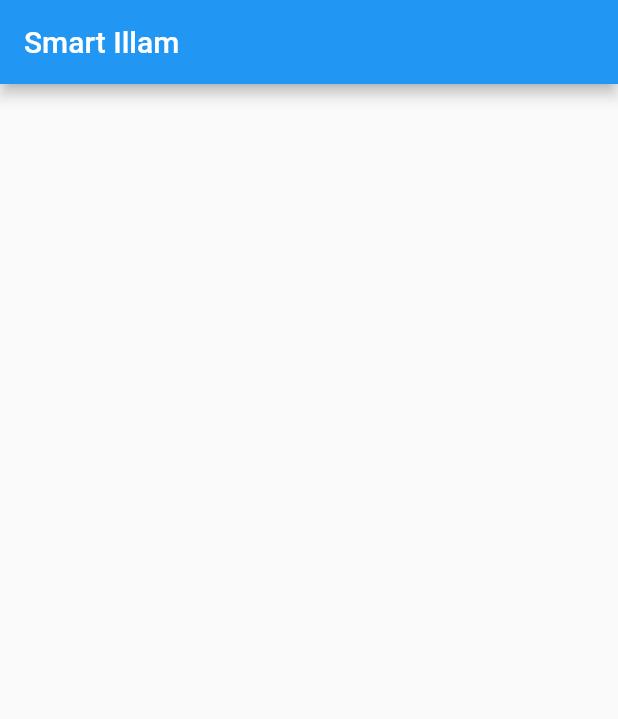
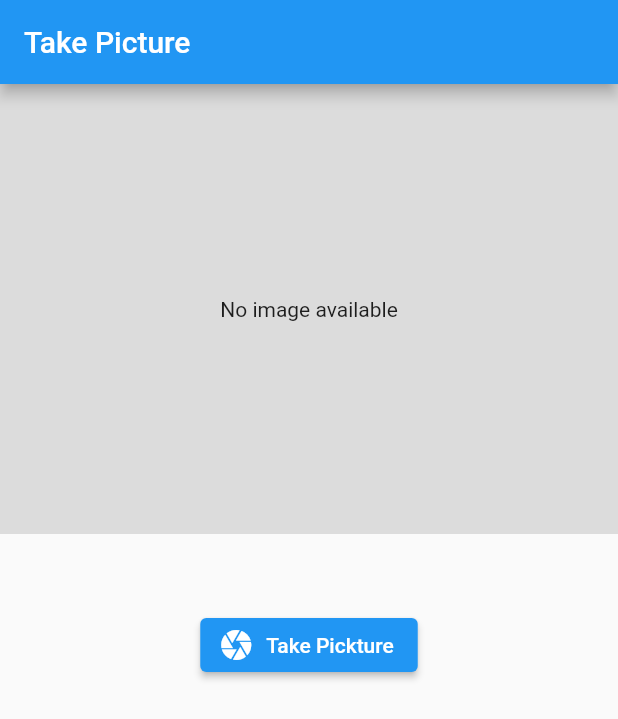
Before and after one commit to Aravindh1505/Flutter-Core, a Flutter app: the screen it shows after launch, on a phone screen of 412 x 824 dp. Shown: the top 719 px of the screen. Run offline on Flutter 3.47's test engine with Material 2 defaults, Android fonts, the phone set to English and light mode, and no system bars; our stand-ins replace image_picker.

Commit message:
Added camera access library to capture and pick the image from gallery

```diff
--- /dev/null
+++ b/lib/camera_access.dart
@@ -0,0 +1,63 @@
+import 'dart:io';
+
+import 'package:flutter/material.dart';
+import 'package:image_picker/image_picker.dart';
+
+class CameraAccess extends StatefulWidget {
+  const CameraAccess({Key? key}) : super(key: key);
+
+  @override
+  State<CameraAccess> createState() => _CameraAccessState();
+}
+
+class _CameraAccessState extends State<CameraAccess> {
+  File? _selectedFile;
+
+  Future<void> _takePicture() async {
+    final ImagePicker _picker = ImagePicker();
+    // Capture a photo
+    final XFile? photo = await _picker.pickImage(source: ImageSource.camera);
+
+    setState(() {
+      String? path = photo?.path;
+
+      print(path);
+      if (path != null) {
+        _selectedFile = File(photo!.path);
+      }
+    });
+  }
+
+  @override
+  Widget build(BuildContext context) {
+    return Scaffold(
+      appBar: AppBar(
+        title: const Text('Take Picture'),
+      ),
+      body: Column(
+        children: [
+          Container(
+            color: Colors.black12,
+            alignment: Alignment.center,
+            width: double.infinity,
+            height: 300,
+            child: _selectedFile != null
+                ? Image.file(
+                    _selectedFile!,
+                    width: double.infinity,
+                    height: 300,
+                    fit: BoxFit.cover,
+                  )
+                : const Text('No image available'),
+          ),
+          const SizedBox(height: 50),
+          ElevatedButton.icon(
+            onPressed: _takePicture,
+            icon: const Icon(Icons.camera),
+            label: const Text('Take Pickture'),
+          ),
+        ],
+      ),
+    );
+  }
+}
--- a/lib/main.dart
+++ b/lib/main.dart
@@ -1,6 +1,8 @@
 import 'dart:ui';
 
 import 'package:flutter/material.dart';
+
+import 'camera_access.dart';
 
 void main() => runApp(const MyApp());
 
@@ -9,13 +11,6 @@ class MyApp extends StatelessWidget {
 
   @override
   Widget build(BuildContext context) {
-    return MaterialApp(
-      home: Scaffold(
-        appBar: AppBar(
-          title: const Text('Smart Illam'),
-        ),
-        body: Container(),
-      ),
-    );
+    return const MaterialApp(home: CameraAccess());
   }
 }
```
Also changed, not shown: pubspec.yaml (+1 -68 lines), pubspec.lock, 2 other files.
